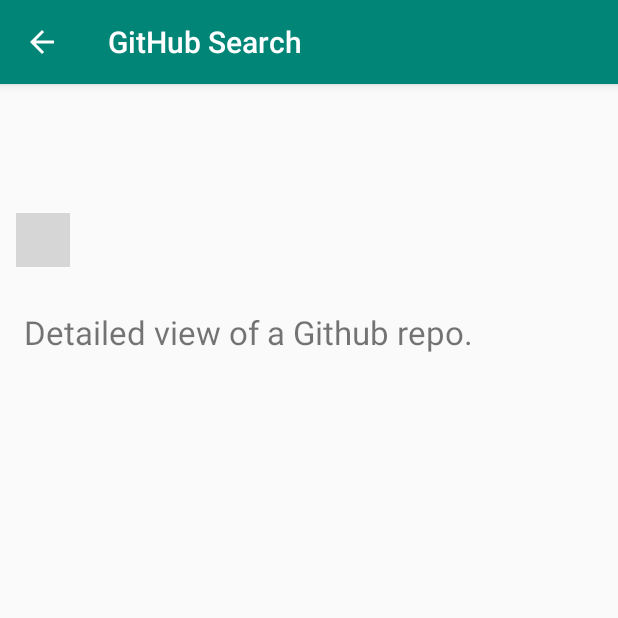
After one commit to nguyvinc/GitHubSearch, an Android app: the RepoDetailActivity screen opened directly, with no data from a screen before it, on a phone screen of 412 x 824 dp, the top half of it. The commit adds this screen. Run offline under Robolectric (Android 15) with nearby library versions, the phone set to English and light mode, and no system bars; grey boxes are pictures that could not be loaded.

```diff
--- a/app/build.gradle
+++ b/app/build.gradle
@@ -24,6 +24,7 @@ dependencies {
     implementation 'com.android.support:recyclerview-v7:28.0.0'
     implementation 'com.squareup.okhttp3:okhttp:3.12.1'
     implementation 'com.google.code.gson:gson:2.8.5'
+    implementation 'com.android.support.constraint:constraint-layout:1.1.3'
     testImplementation 'junit:junit:4.12'
     androidTestImplementation 'com.android.support.test:runner:1.0.2'
     androidTestImplementation 'com.android.support.test.espresso:espresso-core:3.0.2'
--- a/app/src/main/java/com/example/android/githubsearch/GitHubUtils.java
+++ b/app/src/main/java/com/example/android/githubsearch/GitHubUtils.java
@@ -3,6 +3,8 @@ package com.example.android.githubsearch;
 import android.net.Uri;
 
 import com.google.gson.Gson;
+
+import java.io.Serializable;
 
 public class GitHubUtils {
     private final static String GITHUB_SEARCH_BASE_URL = "https://api.github.com/search/repositories";
@@ -10,7 +12,9 @@ public class GitHubUtils {
     private final static String GITHUB_SEARCH_SORT_PARAM = "sort";
     private final static String GITHUB_SEARCH_SORT_VALUE = "stars";
 
-    public static class GitHubRepo {
+    public static final String EXTRA_GITHUB_REPO = "GitHubUtils.GitHubRepo";
+
+    public static class GitHubRepo implements Serializable {
         public String full_name;
         public String description;
         public String html_url;
--- /dev/null
+++ b/app/src/main/java/com/example/android/githubsearch/RepoDetailActivity.java
@@ -0,0 +1,30 @@
+package com.example.android.githubsearch;
+
+import android.content.Intent;
+import android.os.Bundle;
+import android.support.v7.app.AppCompatActivity;
+import android.widget.TextView;
+
+public class RepoDetailActivity extends AppCompatActivity {
+    private TextView mRepoNameTV;
+    private TextView mRepoStarsTV;
+    private TextView mRepoDescriptionTV;
+
+    @Override
+    protected void onCreate(Bundle savedInstanceState) {
+        super.onCreate(savedInstanceState);
+        setContentView(R.layout.activity_repo_detail);
+
+        mRepoNameTV = findViewById(R.id.tv_repo_name);
+        mRepoStarsTV = findViewById(R.id.tv_repo_stars);
+        mRepoDescriptionTV = findViewById(R.id.tv_repo_description);
+
+        Intent intent = getIntent();
+        if (intent != null && intent.hasExtra(GitHubUtils.EXTRA_GITHUB_REPO)) {
+            GitHubUtils.GitHubRepo repo = (GitHubUtils.GitHubRepo) intent.getSerializableExtra(GitHubUtils.EXTRA_GITHUB_REPO);
+            mRepoNameTV.setText(repo.full_name);
+            mRepoStarsTV.setText("" + repo.stargazers_count);
+            mRepoDescriptionTV.setText(repo.description);
+        }
+    }
+}
--- /dev/null
+++ b/app/src/main/res/layout/activity_repo_detail.xml
@@ -0,0 +1,46 @@
+<?xml version="1.0" encoding="utf-8"?>
+<LinearLayout
+    xmlns:android="http://schemas.android.com/apk/res/android"
+    xmlns:tools="http://schemas.android.com/tools"
+    android:orientation="vertical"
+    android:layout_width="match_parent"
+    android:layout_height="match_parent"
+    tools:context=".RepoDetailActivity">
+
+    <TextView
+        android:id="@+id/tv_repo_name"
+        android:layout_width="wrap_content"
+        android:layout_height="wrap_content"
+        android:padding="16dp"
+        android:textSize="32sp"
+        android:textColor="#000"/>
+
+    <LinearLayout
+        android:layout_width="match_parent"
+        android:layout_height="wrap_content"
+        android:padding="16px"
+        android:orientation="horizontal">
+
+        <ImageView
+            android:layout_width="36dp"
+            android:layout_height="36dp"
+            android:src="@drawable/ic_star_border_black_24dp"/>
+
+        <TextView
+            android:id="@+id/tv_repo_stars"
+            android:layout_width="wrap_content"
+            android:layout_height="wrap_content"
+            android:layout_marginLeft="16dp"
+            android:textSize="28sp"
+            android:textColor="#000"/>
+    </LinearLayout>
+
+    <TextView
+        android:id="@+id/tv_repo_description"
+        android:layout_width="match_parent"
+        android:layout_height="wrap_content"
+        android:padding="16dp"
+        android:textSize="22sp"
+        android:text="Detailed view of a Github repo."/>
+
+</LinearLayout>
```
Also changed, not shown: app/src/main/AndroidManifest.xml (+15 -3 lines), app/src/main/java/com/example/android/githubsearch/GitHubSearchAdapter.java (+17 -0 lines), app/src/main/java/com/example/android/githubsearch/MainActivity.java (+12 -2 lines).
